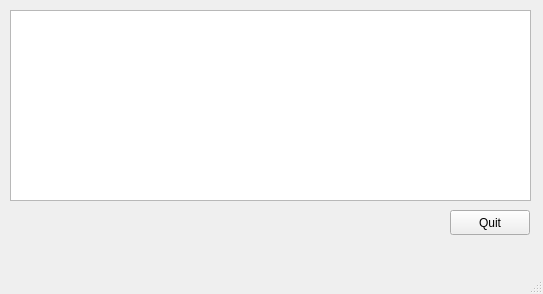
Before: the Qt Designer form chopin-lab/form.ui in obook/I-like-Chopin, drawn with Qt 5.
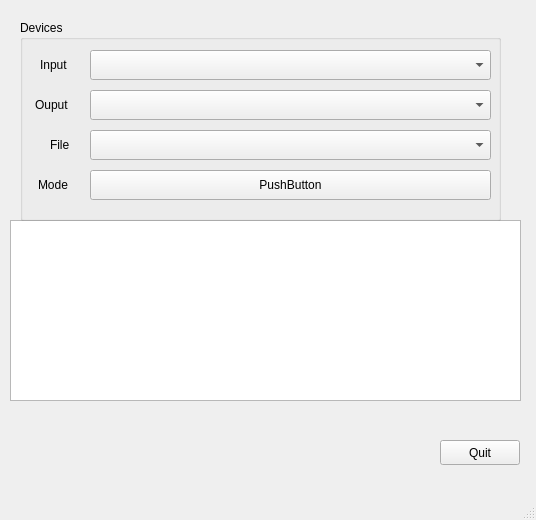
After: the same form once the commit is applied.

```diff
--- a/chopin-lab/form.ui
+++ b/chopin-lab/form.ui
@@ -6,8 +6,8 @@
    <rect>
     <x>0</x>
     <y>0</y>
-    <width>543</width>
-    <height>294</height>
+    <width>536</width>
+    <height>520</height>
    </rect>
   </property>
   <property name="windowTitle">
@@ -18,17 +18,17 @@
     <property name="geometry">
      <rect>
       <x>10</x>
-      <y>10</y>
-      <width>521</width>
-      <height>191</height>
+      <y>220</y>
+      <width>511</width>
+      <height>181</height>
      </rect>
     </property>
    </widget>
    <widget class="QPushButton" name="pushButton_Quit">
     <property name="geometry">
      <rect>
-      <x>450</x>
-      <y>210</y>
+      <x>440</x>
+      <y>440</y>
       <width>80</width>
       <height>25</height>
      </rect>
@@ -37,6 +37,114 @@
      <string>Quit</string>
     </property>
    </widget>
+   <widget class="QGroupBox" name="groupBox">
+    <property name="geometry">
+     <rect>
+      <x>20</x>
+      <y>20</y>
+      <width>481</width>
+      <height>201</height>
+     </rect>
+    </property>
+    <property name="title">
+     <string>Devices</string>
+    </property>
+    <widget class="QPushButton" name="pushButton_Mode">
+     <property name="geometry">
+      <rect>
+       <x>70</x>
+       <y>150</y>
+       <width>401</width>
+       <height>30</height>
+      </rect>
+     </property>
+     <property name="text">
+      <string>PushButton</string>
+     </property>
+    </widget>
+    <widget class="QLabel" name="label_File">
+     <property name="geometry">
+      <rect>
+       <x>30</x>
+       <y>114</y>
+       <width>71</width>
+       <height>22</height>
+      </rect>
+     </property>
+     <property name="text">
+      <string>File</string>
+     </property>
+    </widget>
+    <widget class="QComboBox" name="InputDeviceCombo">
+     <property name="geometry">
+      <rect>
+       <x>70</x>
+       <y>30</y>
+       <width>401</width>
+       <height>30</height>
+      </rect>
+     </property>
+    </widget>
+    <widget class="QComboBox" name="OutputDeviceCombo">
+     <property name="geometry">
+      <rect>
+       <x>70</x>
+       <y>70</y>
+       <width>401</width>
+       <height>30</height>
+      </rect>
+     </property>
+    </widget>
+    <widget class="QLabel" name="label_Mode">
+     <property name="geometry">
+      <rect>
+       <x>18</x>
+       <y>154</y>
+       <width>71</width>
+       <height>22</height>
+      </rect>
+     </property>
+     <property name="text">
+      <string>Mode</string>
+     </property>
+    </widget>
+    <widget class="QLabel" name="label_Ouput">
+     <property name="geometry">
+      <rect>
+       <x>15</x>
+       <y>74</y>
+       <width>71</width>
+       <height>22</height>
+      </rect>
+     </property>
+     <property name="text">
+      <string>Ouput</string>
+     </property>
+    </widget>
+    <widget class="QLabel" name="label_Input">
+     <property name="geometry">
+      <rect>
+       <x>20</x>
+       <y>34</y>
+       <width>71</width>
+       <height>22</height>
+      </rect>
+     </property>
+     <property name="text">
+      <string>Input</string>
+     </property>
+    </widget>
+    <widget class="QComboBox" name="FileCombo">
+     <property name="geometry">
+      <rect>
+       <x>70</x>
+       <y>110</y>
+       <width>401</width>
+       <height>30</height>
+      </rect>
+     </property>
+    </widget>
+   </widget>
   </widget>
   <widget class="QMenuBar" name="menubar">
    <property name="geometry">
```
Left out of the diff: 2 changed lines with no effect on the pictures.
